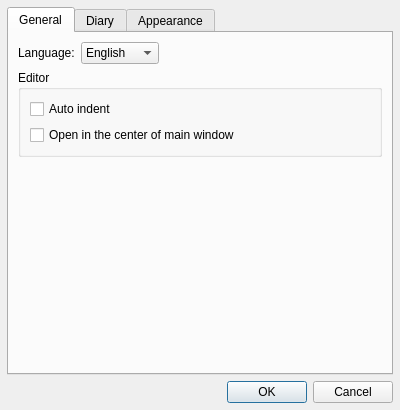
The window that ui/configdialog.ui (krrr/Hazama) describes before a commit, drawn with Qt 5.
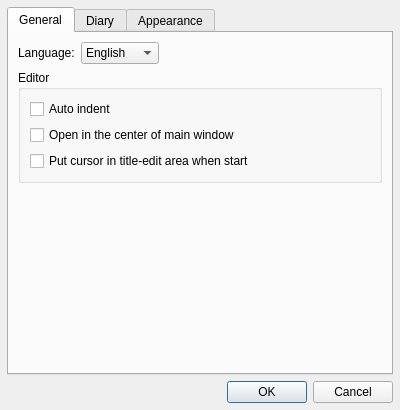
The same window after the commit.

Commit message: add Editor titlefocus option

```diff
--- a/ui/configdialog.ui
+++ b/ui/configdialog.ui
@@ -123,6 +123,13 @@
             </property>
            </widget>
           </item>
+          <item>
+           <widget class="QCheckBox" name="tfocusCheck">
+            <property name="text">
+             <string>Put cursor in title-edit area when start</string>
+            </property>
+           </widget>
+          </item>
          </layout>
         </widget>
        </item>
```
The commit also changes 2 other files.
